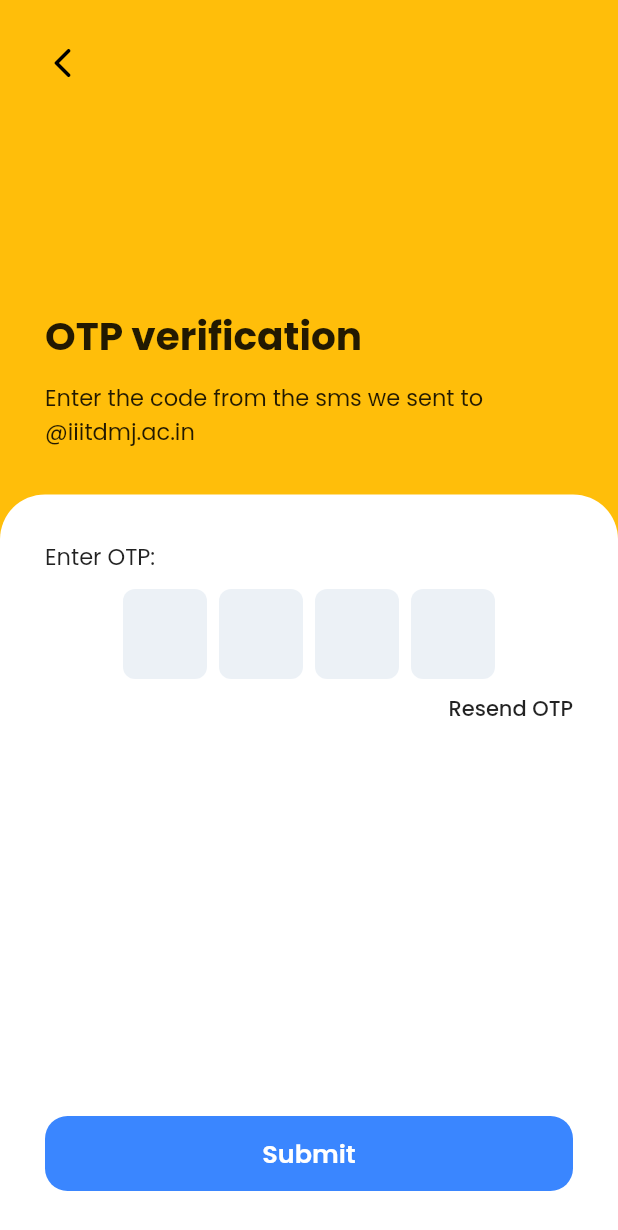
After one commit to sooraj-24/Bus_ticketing_application, a Flutter app: the VerifyOtpScreen screen opened directly, on a phone screen of 412 x 824 dp. The commit adds this screen. Shown: the top 1230 px of the screen. Run offline on Flutter 3.47's test engine with Material 2 defaults, Android fonts, the phone set to English and light mode, and no system bars; drawn by our look-alikes of pinput; our stand-ins replace another_flushbar, dotted_line, fluttericon, socket_io_client; accounts and stored records are empty.

Commit message:
verify otp screen added

```diff
--- a/lib/Features/Home/View/home.dart
+++ b/lib/Features/Home/View/home.dart
@@ -23,7 +23,7 @@ class _HomePageState extends State<HomePage> {
     WidgetsBinding.instance.addPostFrameCallback((_) {
       Provider.of<HomePageProvider>(context,listen: false).updateBusCards();
     });
-    Provider.of<HomePageProvider>(context,listen: false).initSocket(Provider.of<SignInProvider>(context,listen: false).user.data?.token);
+    // Provider.of<HomePageProvider>(context,listen: false).initSocket(Provider.of<SignInProvider>(context,listen: false).user.data?.token);
     super.initState();
   }
 
--- a/lib/Features/SignIn/Controller/sign_in_provider.dart
+++ b/lib/Features/SignIn/Controller/sign_in_provider.dart
@@ -1,5 +1,4 @@
 import 'dart:convert';
-
 import 'package:buts/Features/VerifyEmail/Model/verify_user_model.dart';
 import 'package:flutter/material.dart';
 import 'package:provider/provider.dart';
@@ -30,7 +29,7 @@ class SignInProvider extends ChangeNotifier {
     state = ViewState.Busy;
     notifyListeners();
     http.Response response;
-    var url = Uri.parse("https://buts-server.onrender.com/user/loginUser");
+    var url = Uri.parse("https://buts.vercel.app/user/loginUser");
     var data = {
       "password": _password,
       "email": email,
--- a/lib/Features/VerifyEmail/View/verify_email_screen.dart
+++ b/lib/Features/VerifyEmail/View/verify_email_screen.dart
@@ -1,6 +1,7 @@
 import 'package:another_flushbar/flushbar.dart';
 import 'package:buts/Features/SignIn/View/sign_in.dart';
 import 'package:buts/Features/VerifyEmail/Controller/verify_email_provider.dart';
+import 'package:buts/Features/VerifyEmail/View/verify_otp_screen.dart';
 import 'package:flutter/material.dart';
 import 'package:flutter/services.dart';
 import 'package:provider/provider.dart';
@@ -138,8 +139,8 @@ class VerifyEmailScreen extends StatelessWidget {
                                           await controller.fetchData();
                                           if(controller.user.message == "Exists"){
                                             Navigator.push(context, MaterialPageRoute(builder: (context) => SignInScreen()));
-                                          } else {
-                                            Navigator.push(context, MaterialPageRoute(builder: (context) => SignUpScreen()));
+                                          } else if(controller.user.message == "OTP sent successfully"){
+                                            Navigator.push(context, MaterialPageRoute(builder: (context) => VerifyOtpScreen()));
                                           }
                                         } catch(e) {
                                           controller.updateState();
--- /dev/null
+++ b/lib/Features/VerifyEmail/View/verify_otp_screen.dart
@@ -0,0 +1,183 @@
+import 'package:another_flushbar/flushbar.dart';
+import 'package:buts/Features/SignUp/View/sign_up.dart';
+import 'package:buts/Features/VerifyEmail/Controller/verify_email_provider.dart';
+import 'package:flutter/material.dart';
+import 'package:pinput/pinput.dart';
+import 'package:provider/provider.dart';
+import '../../../Constants/constants.dart';
+
+//ignore: must_be_immutable
+class VerifyOtpScreen extends StatelessWidget {
+  String otp = "";
+  VerifyOtpScreen({super.key});
+
+  @override
+  Widget build(BuildContext context) {
+    return Consumer<VerifyEmailProvider>(
+      builder: (context, controller, child){
+        return GestureDetector(
+          onTap: () {
+            FocusScope.of(context).requestFocus(FocusNode());
+          },
+          child: Scaffold(
+            backgroundColor: kYellow,
+            body: SizedBox(
+              height: MediaQuery.of(context).size.height,
+              child: SafeArea(
+                child: Column(
+                  children: [
+                    Expanded(
+                      flex: 2,
+                      child: Padding(
+                        padding: const EdgeInsets.only(left: 30,right: 30,bottom: 30,top: 30),
+                        child: Column(
+                          mainAxisAlignment: MainAxisAlignment.end,
+                          crossAxisAlignment: CrossAxisAlignment.start,
+                          children: [
+                            GestureDetector(
+                              onTap: (){
+                                Navigator.pop(context);
+                              },
+                              child: const Icon(
+                                Icons.arrow_back_ios_rounded,
+                                color: Colors.black,
+                              ),
+                            ),
+                            Expanded(child: Container()),
+                            const Text(
+                              'OTP verification',
+                              style: TextStyle(
+                                  fontSize: 26, fontWeight: FontWeight.bold),
+                            ),
+                            const SizedBox(
+                              height: 10,
+                            ),
+                            Text(
+                              'Enter the code from the sms we sent to ${controller.getEmail}@iiitdmj.ac.in',
+                              style: const TextStyle(fontSize: 15),
+                            )
+                          ],
+                        ),
+                      ),
+                    ),
+                    Expanded(
+                      flex: 3,
+                      child: Container(
+                        padding:
+                        const EdgeInsets.symmetric(horizontal: 30, vertical: 30),
+                        decoration: const BoxDecoration(
+                            color: Colors.white,
+                            borderRadius: BorderRadius.only(
+                                topLeft: Radius.circular(30),
+                                topRight: Radius.circular(30))),
+                        child: Column(
+                          crossAxisAlignment: CrossAxisAlignment.stretch,
+                          children: [
+                            const Padding(
+                              padding: EdgeInsets.only(bottom: 10),
+                              child: Text(
+                                'Enter OTP:',
+                                style: TextStyle(
+                                    fontSize: 15
+                                ),
+                              ),
+                            ),
+                            Pinput(
+                              length: 4,
+                              showCursor: true,
+                              onChanged: (value){
+                                otp = value;
+                              },
+                            ),
+                            const SizedBox(height: 10,),
+                            Row(
+                              mainAxisAlignment: MainAxisAlignment.end,
+                              children: [
+                                GestureDetector(
+                                  onTap: (){
+                                    Navigator.pop(context);
+                                  },
+                                  child: const Text(
+                                    'Resend OTP',
+                                    style: TextStyle(
+                                        fontWeight: FontWeight.w500
+                                    ),
+                                  ),
+                                ),
+                              ],
+                            ),
+                            Expanded(child: Container()),
+                            Material(
+                              color: Colors.transparent,
+                              child: InkWell(
+                                onTap: () async {
+                                  FocusScope.of(context).requestFocus(FocusNode());
+                                  if(otp.isEmpty || otp.length < 4){
+                                    Flushbar(
+                                      message: "Please enter OTP",
+                                      icon: Icon(
+                                        Icons.info_outline,
+                                        size: 28.0,
+                                        color: Colors.blue[300],
+                                      ),
+                                      duration: const Duration(seconds: 2),
+                                      leftBarIndicatorColor: Colors.blue[300],
+                                      flushbarPosition: FlushbarPosition.TOP,
+                                    ).show(context);
+                                  } else {
+                                    try {
+                                      await controller.verifyOtp(otp);
+                                      if(controller.isOtpVerified){
+                                        Navigator.push(context, MaterialPageRoute(builder: (context) => SignUpScreen()));
+                                      }
+                                    } catch(e) {
+                                      Flushbar(
+                                        message: e.toString(),
+                                        icon: Icon(
+                                          Icons.info_outline,
+                                          size: 28.0,
+                                          color: Colors.blue[300],
+                                        ),
+                                        duration: const Duration(seconds: 2),
+                                        leftBarIndicatorColor: Colors.blue[300],
+                                        flushbarPosition: FlushbarPosition.TOP,
+                                      ).show(context);
+                                    }
+                                  }
+                                },
+                                child: Ink(
+                                  height: 50,
+                                  decoration: const BoxDecoration(
+                                    color: kBlue,
+                                    borderRadius: BorderRadius.all(Radius.circular(15)),
+                                  ),
+                                  child: Center(
+                                    child: controller.state == ViewState.Busy ? const SizedBox(
+                                        height:18,
+                                        width: 18,
+                                        child: CircularProgressIndicator(color: kWhite,strokeWidth: 3,)) : const Text(
+                                      'Submit',
+                                      style: TextStyle(
+                                        fontSize: 17,
+                                        fontWeight: FontWeight.w600,
+                                        color: Colors.white,
+                                      ),
+                                    ),
+                                  ),
+                                ),
+                              ),
+                            ),
+                          ],
+                        ),
+                      ),
+                    ),
+                  ],
+                ),
+              ),
+            ),
+          ),
+        );
+      },
+    );
+  }
+}
--- a/lib/main.dart
+++ b/lib/main.dart
@@ -1,10 +1,12 @@
 import 'package:buts/Features/Home/Controller/home_page_provider.dart';
 import 'package:buts/Features/Home/View/home.dart';
+import 'package:buts/Features/MyBookings/View/my_bookings_page.dart';
 import 'package:buts/Features/SignIn/Controller/sign_in_provider.dart';
 import 'package:buts/Features/SignUp/Controller/sign_up_provider.dart';
 import 'package:buts/Features/Splash/View/splash_screen.dart';
 import 'package:buts/Features/VerifyEmail/Controller/verify_email_provider.dart';
 import 'package:buts/Features/VerifyEmail/View/verify_email_screen.dart';
+import 'package:buts/Features/VerifyEmail/View/verify_otp_screen.dart';
 import 'package:flutter/material.dart';
 import 'package:buts/Features/SignIn/View/sign_in.dart';
 import 'package:buts/Features/SignUp/View/sign_up.dart';
--- a/pubspec.yaml
+++ b/pubspec.yaml
@@ -41,6 +41,8 @@ dependencies:
   go_router: ^6.5.1
   another_flushbar: ^1.12.29
   socket_io_client: ^2.0.1
+  dotted_line: ^3.1.0
+  pinput: ^2.2.31
 
 dev_dependencies:
   flutter_test:
```
Also changed, not shown: lib/Features/MyBookings/View/my_bookings_page.dart (added, +294 -0 lines), lib/Features/VerifyEmail/Controller/verify_email_provider.dart (+44 -5 lines), pubspec.lock.
